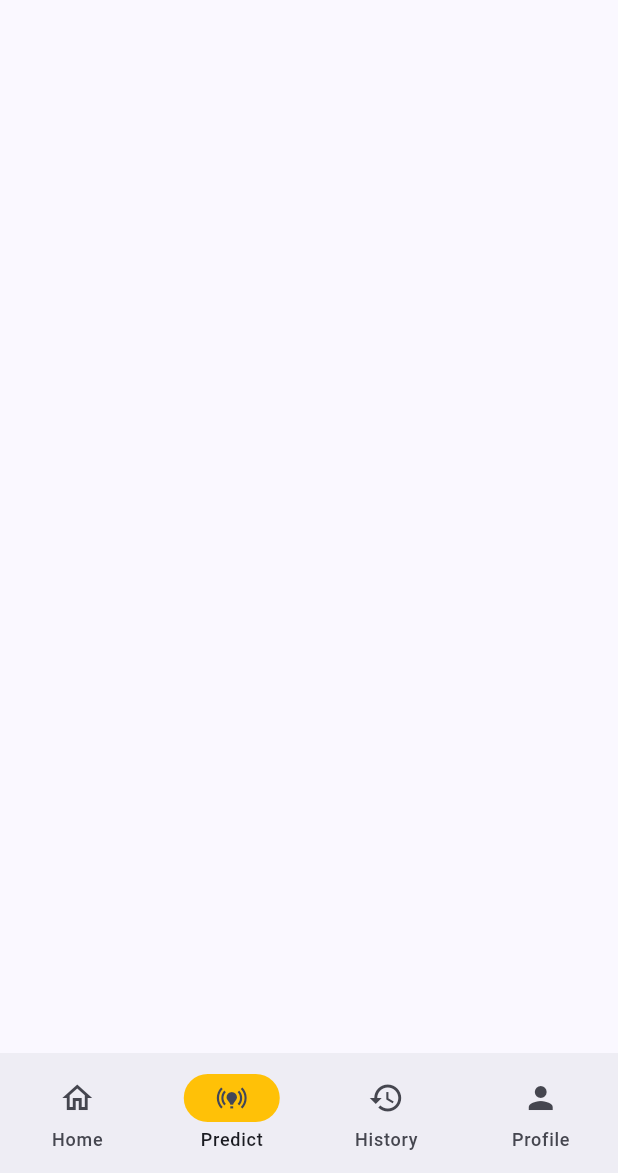
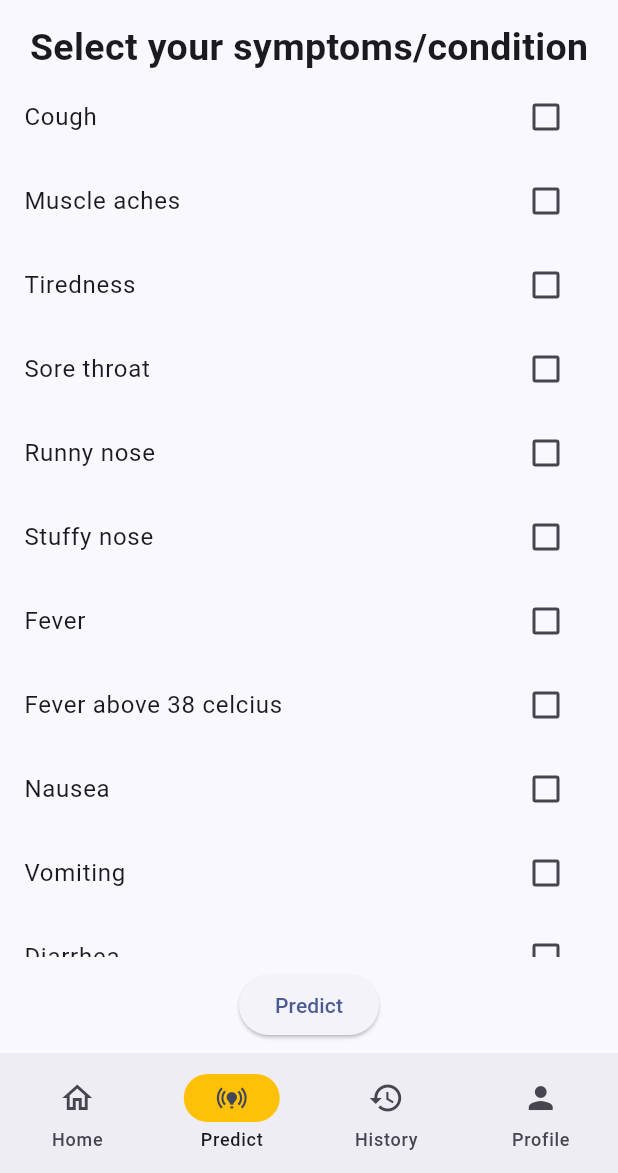
Before and after one commit to noctwilliam/influenza-flutter, a Flutter app: the InfluenzaView screen opened by its route, item 2 of the bottom bar chosen, on a phone screen of 412 x 824 dp, the part 63-1236 px from its top. Run offline on Flutter 3.47's test engine with Material 3 defaults, Android fonts, the phone set to English and light mode, and no system bars; our stand-ins replace cloud_firestore, firebase_auth, firebase_core, hooks_riverpod; accounts and stored records are empty; network calls fail.

Commit message:
lasft befo soju

```diff
--- a/lib/constants/routes.dart
+++ b/lib/constants/routes.dart
@@ -2,3 +2,6 @@ const registerRoute = '/register/';
 const loginRoute = '/login/';
 const influenzaHomeRoute = '/influenza-home/';
 const verifyEmailRoute = '/verify-email/';
+const predictViewRoute = '/predict/';
+const historyViewRoute = '/history/';
+const profileViewRoute = '/profile/';
--- a/lib/main.dart
+++ b/lib/main.dart
@@ -2,7 +2,10 @@ import 'package:flutter/material.dart';
 import 'package:hooks_riverpod/hooks_riverpod.dart';
 import 'package:influenza/constants/routes.dart';
 import 'package:influenza/services/auth/auth_service.dart';
+import 'package:influenza/views/history_view.dart';
 import 'package:influenza/views/login_view.dart';
+import 'package:influenza/views/predict_view.dart';
+import 'package:influenza/views/profile_view.dart';
 import 'package:influenza/views/register_view.dart';
 import 'package:influenza/views/verify_email_view.dart';
 import 'package:influenza/views/influenza_view.dart';
@@ -38,6 +41,9 @@ class MyApp extends StatelessWidget {
         registerRoute: (context) => const RegisterView(),
         influenzaHomeRoute: (context) => const InfluenzaView(),
         verifyEmailRoute: (context) => const VerifyEmailView(),
+        predictViewRoute: (context) => const PredictView(),
+        historyViewRoute: (context) => const HistoryView(),
+        profileViewRoute: (context) => const ProfileView(),
       },
     );
   }
--- a/lib/views/predict_view.dart
+++ b/lib/views/predict_view.dart
@@ -14,45 +14,103 @@ class _PredictViewState extends ConsumerState<PredictView> {
   @override
   void initState() {
     super.initState();
-    var severityLevel = makeRequest();
+    // var severityLevel = makeRequest();
   }
 
-  @override
-  Widget build(BuildContext context) {
-    return Container();
-  }
-}
+  Map<String, bool> symptoms = {
+    "cough": false,
+    "muscle_aches": false,
+    "tiredness": false,
+    "sore_throat": false,
+    "runny_nose": false,
+    "stuffy_nose": false,
+    "fever": false,
+    "fever_above_38_celcius": false,
+    "nausea": false,
+    "vomiting": false,
+    "diarrhea": false,
+    "shortness_of_breath": false,
+    "difficulty_breathing": false,
+    "loss_of_taste": false,
+    "loss_of_smell": false,
+    "sneezing": false,
+    "comorbidity": false,
+  };
 
   Future<String> makeRequest() async {
-  var url = 'http://127.0.0.1:8000/40';
-  var body = {
-    "cough": 1,
-    "muscle_aches": 1,
-    "tiredness": 1,
-    "sore_throat": 0,
-    "runny_nose": 1,
-    "stuffy_nose": 1,
-    "fever": 0,
-    "nausea": 0,
-    "vomiting": 1,
-    "diarrhea": 0,
-    "shortness_of_breath": 0,
-    "difficulty_breathing": 1,
-    "loss_of_taste": 1,
-    "loss_of_smell": 0,
-    "sneezing": 0
-  };
-
+    String result = '';
+    var url = 'http://127.0.0.1:8000/predict';
+    Map<String, int> symptomsForApi =
+        symptoms.map((key, value) => MapEntry(key, value ? 1 : 0));
+    symptomsForApi.remove('fever_above_38_celcius');
+    symptomsForApi.remove('comorbidity');
+    var body = jsonEncode(symptomsForApi);
     var response = await http.post(
       Uri.parse(url),
       headers: {"Content-Type": "application/json"},
       body: json.encode(body),
     );
-
+    // error-handling
     if (response.statusCode == 200) {
       debugPrint('Success!');
     } else {
       debugPrint('Failed to make request.');
+      // Use `symptomsForApi` as the body of your request
     }
-  return jsonDecode(response.body);
+    return result;
   }
+
+  @override
+  Widget build(BuildContext context) {
+    return Column(
+      children: [
+        const Text(
+          'Select your symptoms/condition',
+          style: TextStyle(
+            fontSize: 25,
+            fontWeight: FontWeight.bold,
+          ),
+        ),
+        Expanded(
+          child: ListView.builder(
+              itemCount: symptoms.length,
+              // shrinkWrap: true,
+              itemBuilder: (context, index) {
+                final symptomKey = symptoms.keys.elementAt(index);
+                final formattedSymptomKey =
+                    symptomKey.replaceAll('_', ' ').capitalize();
+                return ListTile(
+                  title: Text(formattedSymptomKey),
+                  trailing: Checkbox(
+                    value: symptoms.values.elementAt(index),
+                    onChanged: (value) {
+                      setState(() {
+                        symptoms[symptomKey] = value!;
+                      });
+                    },
+                  ),
+                );
+              }),
+        ),
+        Center(
+          child: Padding(
+            padding: const EdgeInsets.all(8.0),
+            child: ElevatedButton(
+              onPressed: () {
+                // var severityLevel = makeRequest();
+                debugPrint(symptoms.toString());
+              },
+              child: const Text('Predict'),
+            ),
+          ),
+        ),
+      ],
+    );
+  }
+}
+
+extension StringExtension on String {
+  String capitalize() {
+    return '${this[0].toUpperCase()}${substring(1)}';
+  }
+}
```
Lines whose indentation alone changed are shown as unchanged.
